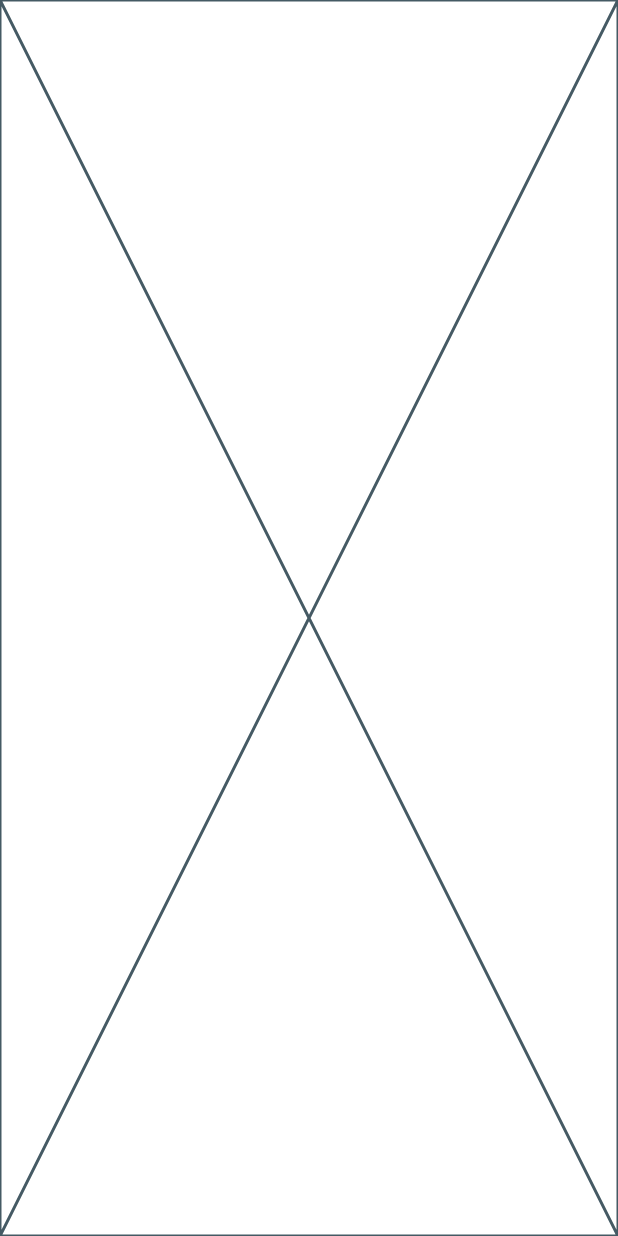
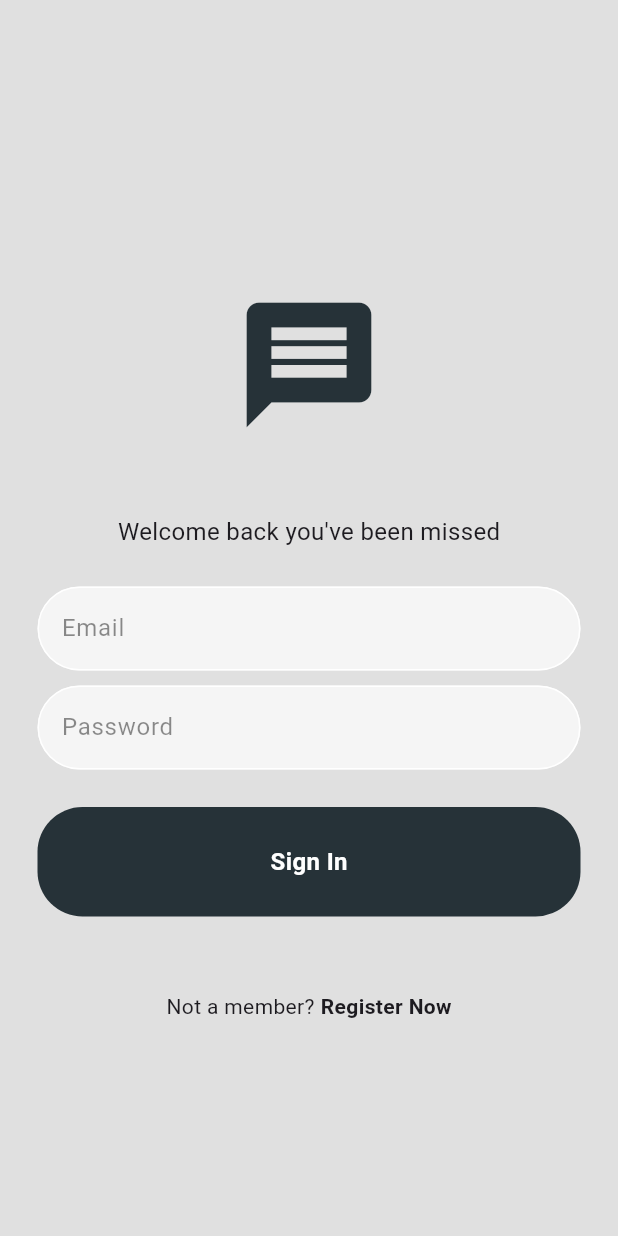
Before and after one commit to nikunj63/ChatApplication, a Flutter app: the screen it shows after launch, on a phone screen of 412 x 824 dp. Run offline on Flutter 3.47's test engine with Material 3 defaults, Android fonts, the phone set to English and light mode, and no system bars; our stand-ins replace firebase_auth, firebase_core; accounts and stored records are empty.

Commit message:
second_commit

```diff
--- /dev/null
+++ b/chatapp/lib/components/MyButton.dart
@@ -0,0 +1,36 @@
+import 'package:flutter/material.dart';
+
+class Mybutton extends StatelessWidget {
+  final void Function()? onTap;
+  final String text;
+   const Mybutton({
+    super.key,
+    required this.onTap,
+    required this.text
+
+    });
+
+  @override
+  Widget build(BuildContext context) {
+    return GestureDetector(
+      onTap: onTap,
+      child: Container(
+        padding:const EdgeInsets.all(25),
+        decoration:  BoxDecoration(
+          borderRadius: BorderRadius.circular(30),
+          color:  Colors.blueGrey.shade900
+        ),
+        child: Center(
+          child: Text(
+            text,
+            style: const TextStyle(
+              color: Colors.white,
+              fontWeight: FontWeight.bold,
+              fontSize: 16
+            ),
+            ),
+        ),
+      ),
+    );
+  }
+}
--- /dev/null
+++ b/chatapp/lib/components/My_text_field.dart
@@ -0,0 +1,37 @@
+import 'package:flutter/material.dart';
+
+class MyTextField extends StatelessWidget {
+  final Controller;
+  final String hintText;
+  final bool obscureText;
+  const MyTextField({
+    super.key,
+    required this.Controller,
+    required this.hintText,
+    required this.obscureText,
+    re
+  });
+
+  @override
+  Widget build(BuildContext context) {
+    return TextField(
+      controller: Controller,
+      obscureText: obscureText,
+      decoration: InputDecoration(
+        enabledBorder: OutlineInputBorder(
+          borderRadius: BorderRadius.circular(30),
+          borderSide: BorderSide(color: Colors.white),
+        ),
+        focusedBorder: OutlineInputBorder(
+          borderRadius: BorderRadius.circular(30),
+          borderSide: BorderSide(color: Colors.white)
+        ),
+        fillColor: Colors.grey[100],
+        filled: true,
+        hintText: hintText,
+        hintStyle: const TextStyle(color: Colors.black45)
+
+      ),
+    );
+  }
+}
--- a/chatapp/lib/main.dart
+++ b/chatapp/lib/main.dart
@@ -1,7 +1,19 @@
+import 'package:chatapp/firebase_options.dart';
+import 'package:chatapp/services/auth_gate.dart';
+import 'package:chatapp/services/auth_services.dart';
+import 'package:firebase_core/firebase_core.dart';
 import 'package:flutter/material.dart';
+import 'package:provider/provider.dart';
 
-void main() {
-  runApp(const MyApp());
+void main() async {
+  WidgetsFlutterBinding.ensureInitialized();
+  await Firebase.initializeApp(options: DefaultFirebaseOptions.currentPlatform);
+  runApp(
+    ChangeNotifierProvider(
+      create:(context)=>AuthServices(),
+      child: const MyApp(),
+      )
+    );
 }
 
 class MyApp extends StatelessWidget {
@@ -9,6 +21,9 @@ class MyApp extends StatelessWidget {
 
   @override
   Widget build(BuildContext context) {
-    return const Placeholder();
+    return const MaterialApp(
+      debugShowCheckedModeBanner: false ,
+      home: AuthGate(),
+    );
   }
 }
--- /dev/null
+++ b/chatapp/lib/pages/login_page.dart
@@ -0,0 +1,130 @@
+import 'package:chatapp/components/MyButton.dart';
+import 'package:chatapp/components/My_text_field.dart';
+import 'package:chatapp/services/auth_services.dart';
+import 'package:flutter/material.dart';
+import 'package:provider/provider.dart';
+
+class LoginPage extends StatefulWidget {
+  final void Function()? onTap;
+  const LoginPage({
+    super.key,
+    required this.onTap,
+    });
+
+  @override
+  State<LoginPage> createState() => _LoginPageState();
+}
+
+class _LoginPageState extends State<LoginPage> {
+
+  //text controller
+
+  final emailController = TextEditingController();
+  final passwordController = TextEditingController();
+  void signIn()async{
+    // get auth services
+    final authService = Provider.of<AuthServices>(context , listen: false);
+
+    try {
+      await authService.signInWithEmailandPassword(
+        emailController.text,
+        passwordController.text,
+        );
+    } catch (e) {
+      ScaffoldMessenger.of(context).showSnackBar(
+        SnackBar(
+          content: Text(
+            e.toString()
+          )
+        )
+      );
+    }
+  }
+  @override
+  Widget build(BuildContext context) {
+    return Scaffold(
+      backgroundColor: Colors.grey[300],
+      body: SafeArea(
+        child: Center(
+          child: Padding(
+            padding: const EdgeInsets.symmetric(horizontal: 25.0),
+            child: Column(
+              mainAxisAlignment: MainAxisAlignment.center,
+              children: [
+                const SizedBox(height: 50.0,),
+
+                // logo
+
+                Icon(Icons.message,
+                size: 100,
+                color: Colors.blueGrey.shade900,
+                ),
+                const SizedBox(height: 50.0,),
+
+                // welcome back massage
+
+               const  Text("Welcome back you\'ve been missed",
+                style: TextStyle(
+                  fontSize: 16,
+                  fontStyle: FontStyle.normal
+                ),
+                ),
+                const SizedBox(height: 25.0,),
+
+
+                //email text field
+
+
+                MyTextField(
+                  Controller: emailController ,
+                  hintText: "Email",
+                  obscureText: false,
+                  ),
+                  const SizedBox(height: 10.0,),
+
+
+                // password text field
+
+                MyTextField(
+                  Controller: passwordController ,
+                  hintText: "Password",
+                  obscureText: true ,
+                  ),
+                  const SizedBox(height: 25.0,),
+
+
+                // signin button
+
+                Mybutton(
+                  onTap: signIn,
+                   text: 'Sign In'
+                   ),
+                   const SizedBox(height: 50.0,),
+
+
+                //not a member? register now
+                Row(
+                  mainAxisAlignment: MainAxisAlignment.center,
+                  children: [
+                   const Text("Not a member?"),
+                    const SizedBox(width:4),
+                    GestureDetector(
+                      onTap:widget.onTap ,
+                      child:const  Text(
+                        "Register Now",
+                        style:TextStyle(
+                          fontWeight: FontWeight.bold,
+                        )
+                      ),
+                    )
+                  ],
+                )
+
+              ],
+            ),
+          ),
+        ),
+      ),
+    );
+  }
+}
--- /dev/null
+++ b/chatapp/lib/services/auth.dart
@@ -0,0 +1,31 @@
+import 'package:chatapp/pages/login_page.dart';
+import 'package:chatapp/pages/registerPage.dart';
+import 'package:flutter/material.dart';
+
+class LoginOrRegister extends StatefulWidget {
+  const LoginOrRegister({super.key});
+
+  @override
+  State<LoginOrRegister> createState() => _LoginOrRegisterState();
+}
+
+class _LoginOrRegisterState extends State<LoginOrRegister> {
+  // initailly show login page
+  bool showLoginPage = true;
+
+// toggle between login and register page
+void togglePage(){
+  setState(() {
+    showLoginPage = !showLoginPage;
+  });
+}
+
+  @override
+  Widget build(BuildContext context) {
+    if (showLoginPage) {
+      return LoginPage(onTap: togglePage);
+    }else{
+      return RegisterPage(onTap: togglePage);
+    }
+  }
+}
--- /dev/null
+++ b/chatapp/lib/services/auth_gate.dart
@@ -0,0 +1,28 @@
+import 'package:chatapp/pages/home_pag.dart';
+import 'package:chatapp/services/auth.dart';
+import 'package:firebase_auth/firebase_auth.dart';
+import 'package:flutter/material.dart';
+
+class AuthGate extends StatelessWidget {
+  const AuthGate({super.key});
+
+  @override
+  Widget build(BuildContext context) {
+    return Scaffold(
+      body: StreamBuilder(
+        stream: FirebaseAuth.instance.authStateChanges(),
+         builder: (context,snapshot){
+          // user is loggrd in
+          if (snapshot.hasData) {
+            return const HomePage();
+          }
+          // user is not logged in
+          else{
+            return const LoginOrRegister();
+          }
+
+         }
+         ),
+    );
+  }
+}
--- /dev/null
+++ b/chatapp/lib/services/auth_services.dart
@@ -0,0 +1,20 @@
+import 'package:firebase_auth/firebase_auth.dart';
+import 'package:flutter/material.dart';
+class AuthServices extends ChangeNotifier {
+  // instance of auth
+  final FirebaseAuth _firebaseAuth = FirebaseAuth.instance;
+  // sign user in
+  Future<UserCredential> signInWithEmailandPassword(String email,String password) async{
+    try{
+      // sign in
+      UserCredential userCredential = await _firebaseAuth.signInWithEmailAndPassword(email: email, password: password);
+      return userCredential;
+    }
+    // catch any errors
+    on FirebaseAuthException catch (e){
+      throw Exception(e.code);
+    }
+  }
+
+  // sign user out
+}
--- a/chatapp/pubspec.yaml
+++ b/chatapp/pubspec.yaml
@@ -36,6 +36,8 @@ dependencies:
   # Use with the CupertinoIcons class for iOS style icons.
   cupertino_icons: ^1.0.8
   firebase_core: ^3.6.0
+  firebase_auth: ^5.3.1
+  provider: ^6.1.2
 
 dev_dependencies:
   flutter_test:
```
Also changed, not shown: chatapp/lib/pages/home_pag.dart (added, +19 -0 lines), chatapp/lib/pages/registerPage.dart (added, +127 -0 lines), chatapp/pubspec.lock, 7 other files.
